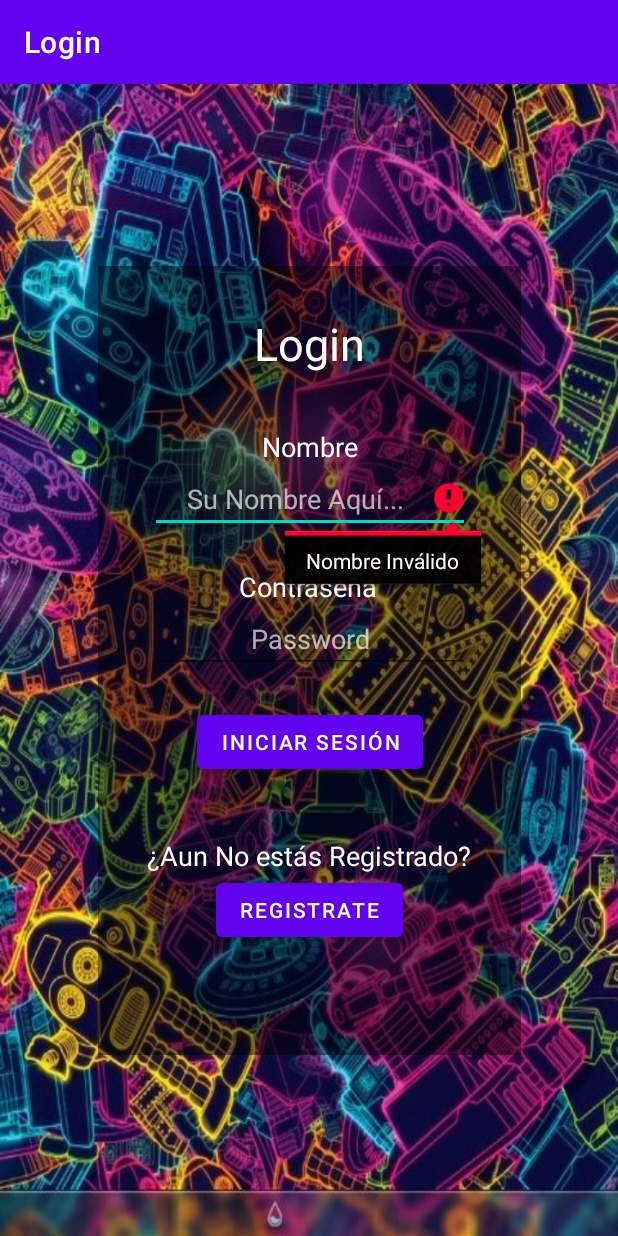
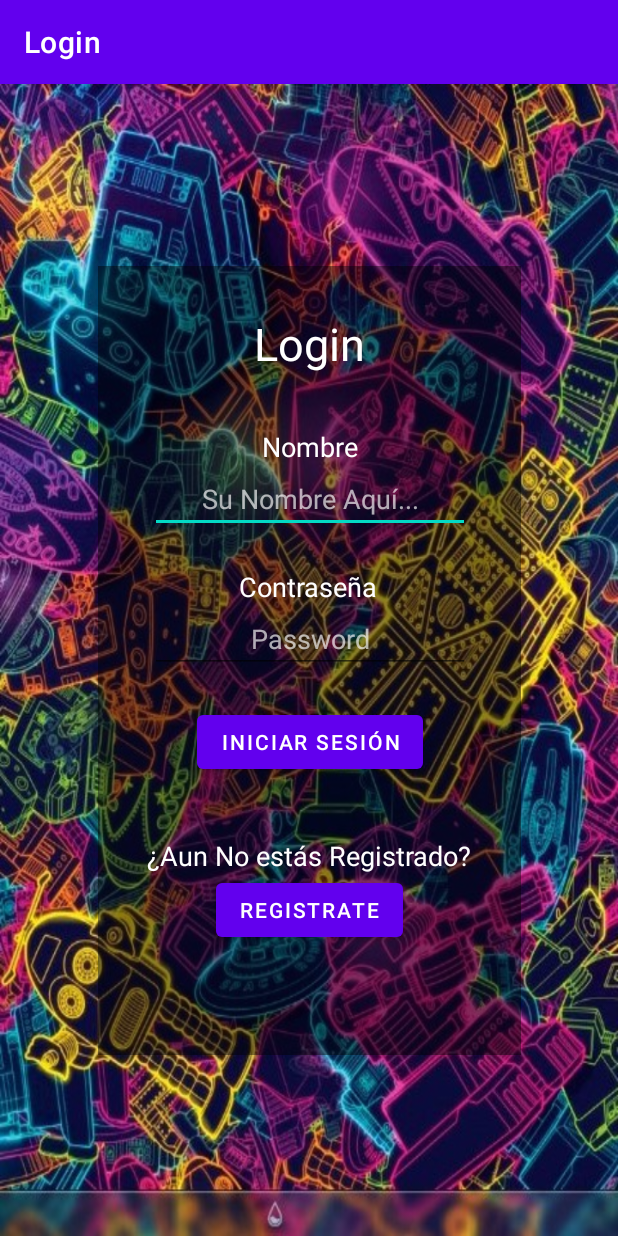
Before and after one commit to Thomacho18021/AppLogin, an Android app: the screen it shows after launch (MainActivity), after a tap on "INICIAR SESIÓN", on a phone screen of 412 x 824 dp. Run offline under Robolectric (Android 15) with nearby library versions, the phone set to English and light mode, and no system bars.

Commit message:
5 commit: se logra iniciar sesion validando nombre y contraseña de forma simple y enviar a activity de MenuPrincipal

```diff
--- a/app/src/main/java/com/srcarrillo/login/MainActivity.java
+++ b/app/src/main/java/com/srcarrillo/login/MainActivity.java
@@ -8,6 +8,7 @@ import android.view.View;
 import android.widget.Button;
 import android.widget.EditText;
 import android.widget.TextView;
+import android.widget.Toast;
 
 import com.google.android.material.internal.ManufacturerUtils;
 
@@ -18,7 +19,7 @@ public class MainActivity extends AppCompatActivity {
     private TextView Nombre, Contraseña, Registrate;
     private EditText txtNombre, txtContraseña;
     private Button btnIniciar, btnRegistro;
-    static ArrayList<Usuario> listaUsuario = new ArrayList();
+    public static ArrayList<Usuario> listaUsuario = new ArrayList();
 
     @Override
     protected void onCreate(Bundle savedInstanceState) {
@@ -48,29 +49,33 @@ public class MainActivity extends AppCompatActivity {
                 String contraseña = txtContraseña.getText().toString();
 
                 int sizeLista = listaUsuario.size();
-                for (int i = 0; i<=sizeLista; i++ ){
+                if(sizeLista<1){
+                    Toast.makeText(MainActivity.this, "No hay registros", Toast.LENGTH_LONG).show();
+                    return;
+                }else {
+                    for (int i = 0; i <= sizeLista; i++) {
                         String name = listaUsuario.get(i).getNombre();
                         String genre = listaUsuario.get(i).getGenero();
                         String password = listaUsuario.get(i).getContraseña();
 
-                    if(nombre.equals(name)){
-                        if(contraseña.equals(password)){
+                        if (nombre.equals(name)) {
+                            if (contraseña.equals(password)) {
                                 Intent intent = new Intent(MainActivity.this, MenuPrincipal.class);
-                            intent.putExtra("nombre",nombre);
+                                intent.putExtra("nombre", nombre);
                                 intent.putExtra("genero", genre);
                                 startActivity(intent);
-                        }else{
+                            } else {
                                 txtContraseña.setError("Contraseña Incorrecta");
                             }
 
-                    }else{
+                        } else {
                             txtNombre.setError("Nombre Inválido");
                         }
 
                     }
 
 
-
+                }
             }
         });
 
--- a/app/src/main/java/com/srcarrillo/login/MenuPrincipal.java
+++ b/app/src/main/java/com/srcarrillo/login/MenuPrincipal.java
@@ -39,7 +39,7 @@ public class MenuPrincipal extends AppCompatActivity {
     }
     public void setTitulo(){
         Bundle extra = getIntent().getExtras();
-        if(extra.get("genero")=="Masculino"){
+        if(extra.get("genero").equals("Masculino")){
             MenuTitle.setText("Bienvenido Sr. "+extra.get("nombre"));
         }else{
             MenuTitle.setText("Bienvenida Srta. "+extra.get("nombre"));
--- a/app/src/main/java/com/srcarrillo/login/Usuario.java
+++ b/app/src/main/java/com/srcarrillo/login/Usuario.java
@@ -7,7 +7,7 @@ public class Usuario {
     return;
     }
 
-    public Usuario(String nombre, String apellido, String correo, String contraseña, String género, String telefono) {
+    public Usuario(String nombre, String apellido, String correo, String contraseña, String genero, String telefono) {
         this.nombre = nombre;
         this.apellido = apellido;
         this.correo = correo;
```
Lines whose indentation alone changed are shown as unchanged.
